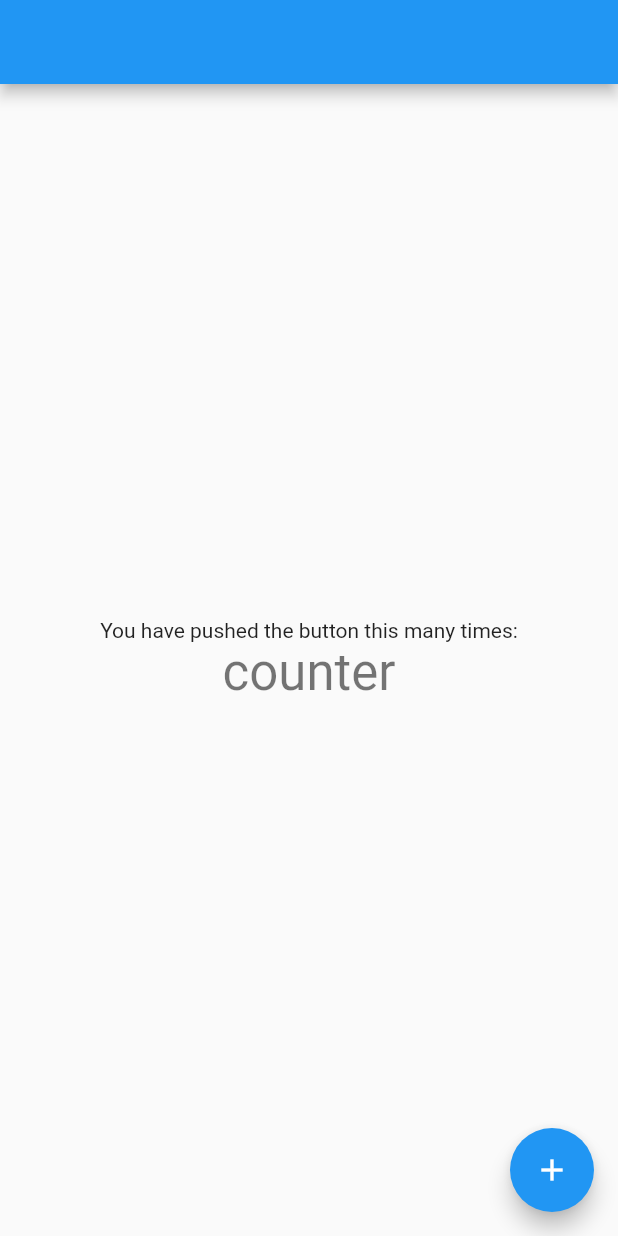
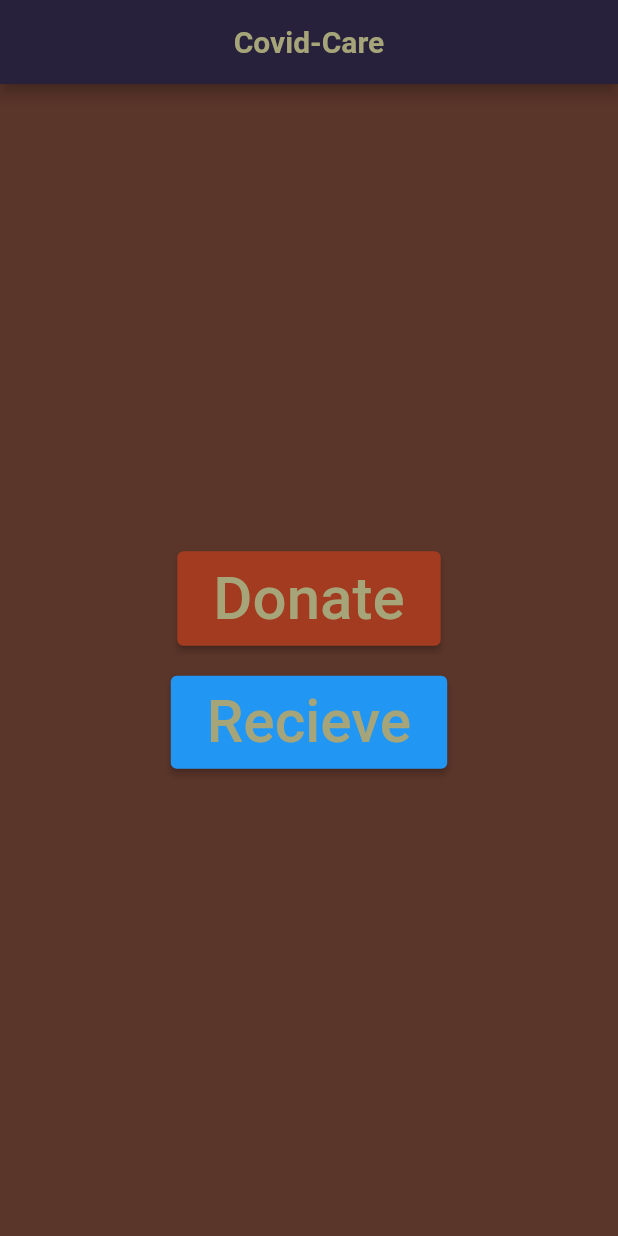
Before and after one commit to shashankgarg93/CovidCare, a Flutter app: the screen it shows after launch, on a phone screen of 412 x 824 dp. Run offline on Flutter 3.47's test engine with Material 2 defaults, Android fonts, the phone set to English and light mode, and no system bars; statements that could not run were skipped.

Commit message:
added donate and recieve buttons (issue with color prop)

```diff
--- a/lib/screens/homepage.dart
+++ b/lib/screens/homepage.dart
@@ -3,10 +3,17 @@ class HomePage extends StatelessWidget {
   @override
   Widget build(BuildContext context) {
     return Scaffold(
+      backgroundColor: Color.fromRGBO(90, 53, 42, 1),
       appBar: AppBar(
+        backgroundColor: Color.fromRGBO(39,33,60,1),
         // Here we take the value from the MyHomePage object that was created by
         // the App.build method, and use it to set our appbar title.
-        title: Text(''),
+        title: Text('Covid-Care',
+        style: TextStyle(
+          fontWeight: FontWeight.bold,
+          color: Color.fromRGBO(166, 165, 122, 1),
+        ),),
+        centerTitle: true,
       ),
       body: Center(
         // Center is a layout widget. It takes a single child and positions it
@@ -28,21 +35,38 @@ class HomePage extends StatelessWidget {
           // horizontal).
           mainAxisAlignment: MainAxisAlignment.center,
           children: <Widget>[
-            Text(
-              'You have pushed the button this many times:',
+            ElevatedButton(onPressed: (){},
+            style: ElevatedButton.styleFrom(
+      primary: Color(0xFFA33B20)),
+            child: Padding(
+              padding: const EdgeInsets.all(8.0),
+              child: Text('Donate',
+              style: TextStyle(
+                color: Color(0xFFA6A57A),
+                fontSize: 40,
+              ),),
             ),
-            Text(
-              'counter',
-              style: Theme.of(context).textTheme.headline4,
+            ),
+            SizedBox(height: 20,),
+            ElevatedButton(onPressed: (){},
+            style: ButtonStyle(backgroundColor: ),
+            child: Padding(
+              padding: const EdgeInsets.all(8.0),
+              child: Text('Recieve',
+              style: TextStyle(
+                color: Color(0xFFA6A57A),
+                fontSize: 39,
+              ),),
+            ),
             ),
           ],
         ),
       ),
-      floatingActionButton: FloatingActionButton(
-        onPressed: (){},
-        tooltip: 'Increment',
-        child: Icon(Icons.add),
-      ), // This trailing comma makes auto-formatting nicer for build methods.
+      //floatingActionButton: FloatingActionButton(
+      //  onPressed: (){},
+      //  tooltip: 'Increment',
+     //   child: Icon(Icons.add),
+      //), // This trailing comma makes auto-formatting nicer for build methods.
     );
   }
 }
```
